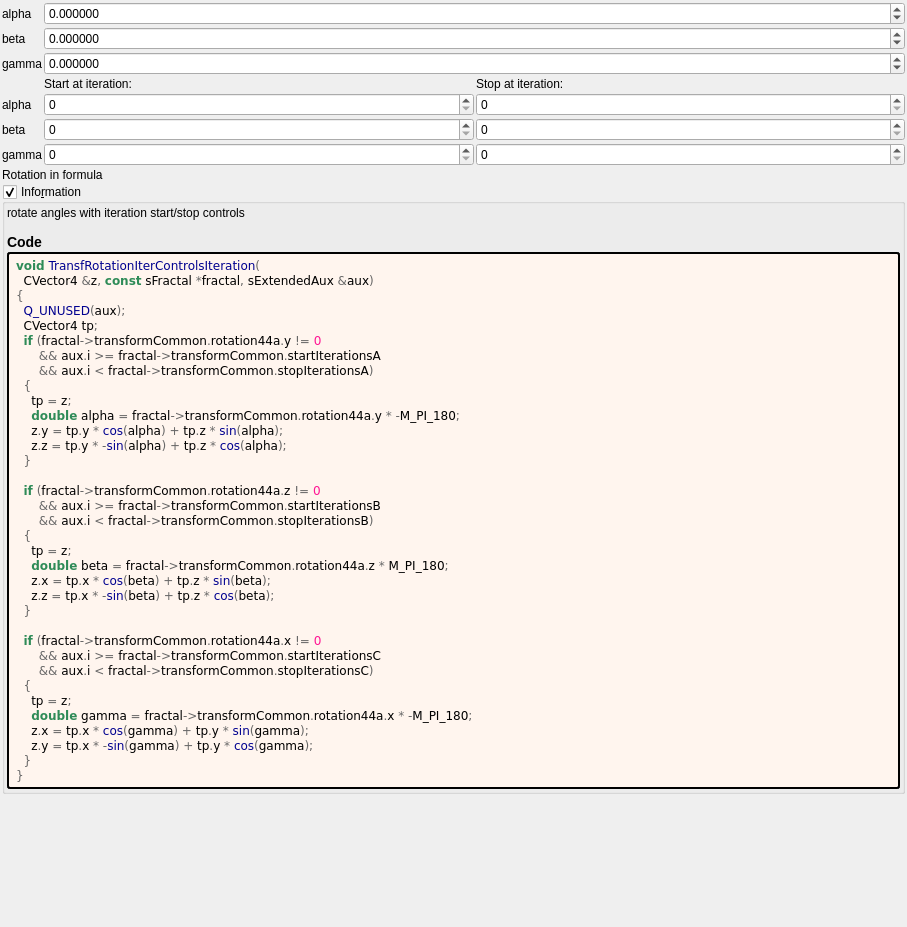
irinox-ctrl/mandelbulber2, file mandelbulber2/deploy/share/mandelbulber2/formula/ui/transf_rotation_iter_controls.ui: the form before one commit.
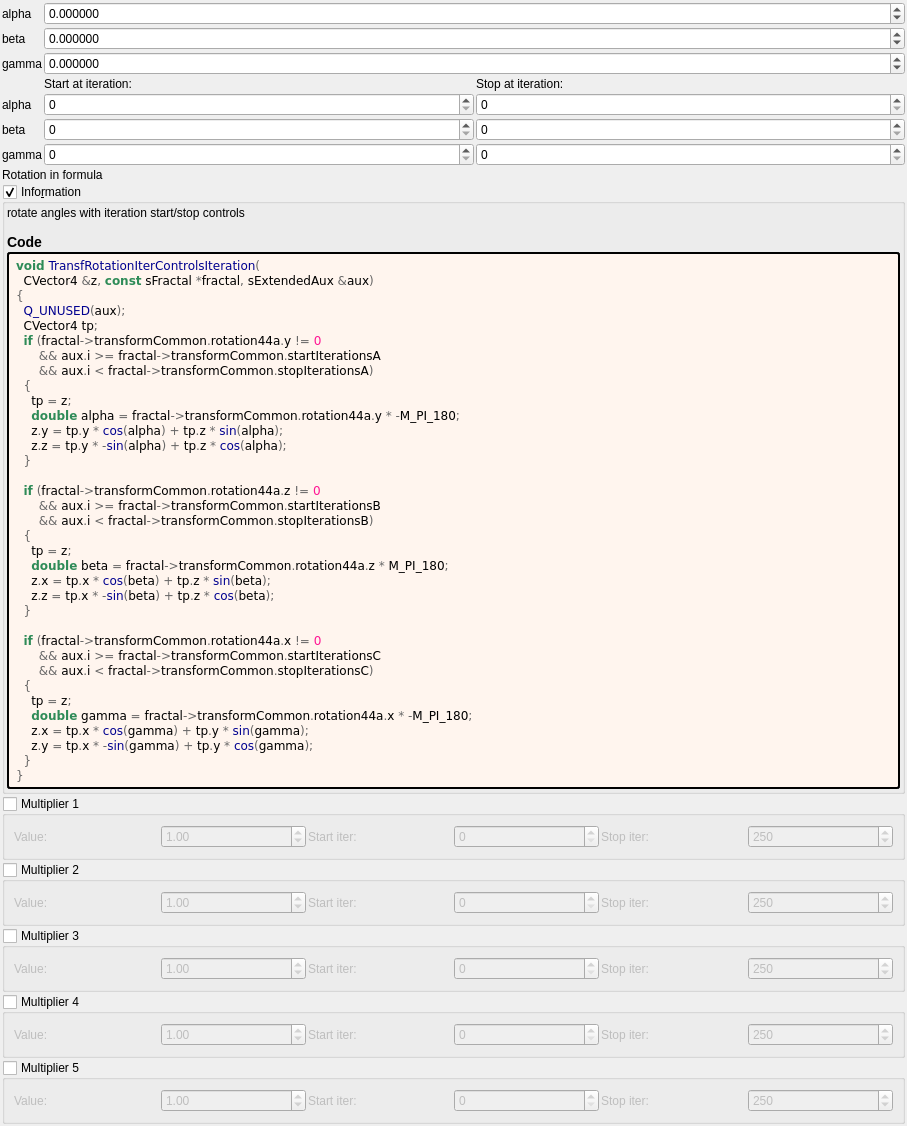
The form after the commit. Custom widgets are drawn as their Qt base class.

Commit message:
feat: add 5 general-purpose multipliers to all 1007 fractal formulas
Each multiplier has:
- Checkbox (OFF by default)
- Value spinbox (default 1.0, range -100 to 100)
- Iteration start/stop range

Logic: z *= value; DE *= |value|;

Uses existing transformCommon parameters:
- Checkboxes: functionEnabledBx/By/Bz/Bw/CzFalse
- Values: scale4/5/6/8/16
- Ranges: startIterationsB-F/stopIterationsB-F

Modified 1007 .cpp (CPU), 1006 .cl (GPU), 1023 .ui files.
Both source (formula/) and deploy (deploy/share/) copies updated.

Patch:
```diff
--- a/mandelbulber2/deploy/share/mandelbulber2/formula/ui/transf_rotation_iter_controls.ui
+++ b/mandelbulber2/deploy/share/mandelbulber2/formula/ui/transf_rotation_iter_controls.ui
@@ -369,6 +369,192 @@
      </layout>
     </widget>
    </item>
+   <item>
+    <widget class="MyGroupBox" name="groupCheck_transf_function_enabledBx_false">
+     <property name="title"><string>Multiplier 1</string></property>
+     <property name="checkable"><bool>true</bool></property>
+     <property name="checked"><bool>false</bool></property>
+     <layout class="QGridLayout" name="gridLayout_mult1">
+      <property name="spacing"><number>2</number></property>
+      <item row="0" column="0">
+       <widget class="QLabel"><property name="text"><string>Value:</string></property></widget>
+      </item>
+      <item row="0" column="1">
+       <widget class="MyDoubleSpinBox" name="spinbox_transf_scale_4">
+        <property name="minimum"><double>-100.0</double></property><property name="maximum"><double>100.0</double></property>
+        <property name="singleStep"><double>0.01</double></property><property name="value"><double>1.0</double></property>
+       </widget>
+      </item>
+      <item row="0" column="2">
+       <widget class="QLabel"><property name="text"><string>Start iter:</string></property></widget>
+      </item>
+      <item row="0" column="3">
+       <widget class="MySpinBox" name="spinboxInt_transf_start_iterations_B">
+        <property name="minimum"><number>0</number></property><property name="maximum"><number>10000</number></property>
+        <property name="value"><number>0</number></property>
+       </widget>
+      </item>
+      <item row="0" column="4">
+       <widget class="QLabel"><property name="text"><string>Stop iter:</string></property></widget>
+      </item>
+      <item row="0" column="5">
+       <widget class="MySpinBox" name="spinboxInt_transf_stop_iterations_B">
+        <property name="minimum"><number>0</number></property><property name="maximum"><number>10000</number></property>
+        <property name="value"><number>250</number></property>
+       </widget>
+      </item>
+     </layout>
+    </widget>
+   </item>
+   <item>
+    <widget class="MyGroupBox" name="groupCheck_transf_function_enabledBy_false">
+     <property name="title"><string>Multiplier 2</string></property>
+     <property name="checkable"><bool>true</bool></property>
+     <property name="checked"><bool>false</bool></property>
+     <layout class="QGridLayout" name="gridLayout_mult2">
+      <property name="spacing"><number>2</number></property>
+      <item row="0" column="0">
+       <widget class="QLabel"><property name="text"><string>Value:</string></property></widget>
+      </item>
+      <item row="0" column="1">
+       <widget class="MyDoubleSpinBox" name="spinbox_transf_scale_5">
+        <property name="minimum"><double>-100.0</double></property><property name="maximum"><double>100.0</double></property>
+        <property name="singleStep"><double>0.01</double></property><property name="value"><double>1.0</double></property>
+       </widget>
+      </item>
+      <item row="0" column="2">
+       <widget class="QLabel"><property name="text"><string>Start iter:</string></property></widget>
+      </item>
+      <item row="0" column="3">
+       <widget class="MySpinBox" name="spinboxInt_transf_start_iterations_C">
+        <property name="minimum"><number>0</number></property><property name="maximum"><number>10000</number></property>
+        <property name="value"><number>0</number></property>
+       </widget>
+      </item>
+      <item row="0" column="4">
+       <widget class="QLabel"><property name="text"><string>Stop iter:</string></property></widget>
+      </item>
+      <item row="0" column="5">
+       <widget class="MySpinBox" name="spinboxInt_transf_stop_iterations_C">
+        <property name="minimum"><number>0</number></property><property name="maximum"><number>10000</number></property>
+        <property name="value"><number>250</number></property>
+       </widget>
+      </item>
+     </layout>
+    </widget>
+   </item>
+   <item>
+    <widget class="MyGroupBox" name="groupCheck_transf_function_enabledBz_false">
+     <property name="title"><string>Multiplier 3</string></property>
+     <property name="checkable"><bool>true</bool></property>
+     <property name="checked"><bool>false</bool></property>
+     <layout class="QGridLayout" name="gridLayout_mult3">
+      <property name="spacing"><number>2</number></property>
+      <item row="0" column="0">
+       <widget class="QLabel"><property name="text"><string>Value:</string></property></widget>
+      </item>
+      <item row="0" column="1">
+       <widget class="MyDoubleSpinBox" name="spinbox_transf_scale_6">
+        <property name="minimum"><double>-100.0</double></property><property name="maximum"><double>100.0</double></property>
+        <property name="singleStep"><double>0.01</double></property><property name="value"><double>1.0</double></property>
+       </widget>
+      </item>
+      <item row="0" column="2">
+       <widget class="QLabel"><property name="text"><string>Start iter:</string></property></widget>
+      </item>
+      <item row="0" column="3">
+       <widget class="MySpinBox" name="spinboxInt_transf_start_iterations_D">
+        <property name="minimum"><number>0</number></property><property name="maximum"><number>10000</number></property>
+        <property name="value"><number>0</number></property>
+       </widget>
+      </item>
+      <item row="0" column="4">
+       <widget class="QLabel"><property name="text"><string>Stop iter:</string></property></widget>
+      </item>
+      <item row="0" column="5">
+       <widget class="MySpinBox" name="spinboxInt_transf_stop_iterations_D">
+        <property name="minimum"><number>0</number></property><property name="maximum"><number>10000</number></property>
+        <property name="value"><number>250</number></property>
+       </widget>
+      </item>
+     </layout>
+    </widget>
+   </item>
+   <item>
+    <widget class="MyGroupBox" name="groupCheck_transf_function_enabledBw_false">
+     <property name="title"><string>Multiplier 4</string></property>
+     <property name="checkable"><bool>true</bool></property>
+     <property name="checked"><bool>false</bool></property>
+     <layout class="QGridLayout" name="gridLayout_mult4">
+      <property name="spacing"><number>2</number></property>
+      <item row="0" column="0">
+       <widget class="QLabel"><property name="text"><string>Value:</string></property></widget>
+      </item>
+      <item row="0" column="1">
+       <widget class="MyDoubleSpinBox" name="spinbox_transf_scale_8">
+        <property name="minimum"><double>-100.0</double></property><property name="maximum"><double>100.0</double></property>
+        <property name="singleStep"><double>0.01</double></property><property name="value"><double>1.0</double></property>
+       </widget>
+      </item>
+      <item row="0" column="2">
+       <widget class="QLabel"><property name="text"><string>Start iter:</string></property></widget>
+      </item>
+      <item row="0" column="3">
+       <widget class="MySpinBox" name="spinboxInt_transf_start_iterations_E">
+        <property name="minimum"><number>0</number></property><property name="maximum"><number>10000</number></property>
+        <property name="value"><number>0</number></property>
+       </widget>
+      </item>
+      <item row="0" column="4">
+       <widget class="QLabel"><property name="text"><string>Stop iter:</string></property></widget>
+      </item>
+      <item row="0" column="5">
+       <widget class="MySpinBox" name="spinboxInt_transf_stop_iterations_E">
+        <property name="minimum"><number>0</number></property><property name="maximum"><number>10000</number></property>
+        <property name="value"><number>250</number></property>
+       </widget>
+      </item>
+     </layout>
+    </widget>
+   </item>
+   <item>
+    <widget class="MyGroupBox" name="groupCheck_transf_function_enabledCz_false">
+     <property name="title"><string>Multiplier 5</string></property>
+     <property name="checkable"><bool>true</bool></property>
+     <property name="checked"><bool>false</bool></property>
+     <layout class="QGridLayout" name="gridLayout_mult5">
+      <property name="spacing"><number>2</number></property>
+      <item row="0" column="0">
+       <widget class="QLabel"><property name="text"><string>Value:</string></property></widget>
+      </item>
+      <item row="0" column="1">
+       <widget class="MyDoubleSpinBox" name="spinbox_transf_scale_16">
+        <property name="minimum"><double>-100.0</double></property><property name="maximum"><double>100.0</double></property>
+        <property name="singleStep"><double>0.01</double></property><property name="value"><double>1.0</double></property>
+       </widget>
+      </item>
+      <item row="0" column="2">
+       <widget class="QLabel"><property name="text"><string>Start iter:</string></property></widget>
+      </item>
+      <item row="0" column="3">
+       <widget class="MySpinBox" name="spinboxInt_transf_start_iterations_F">
+        <property name="minimum"><number>0</number></property><property name="maximum"><number>10000</number></property>
+        <property name="value"><number>0</number></property>
+       </widget>
+      </item>
+      <item row="0" column="4">
+       <widget class="QLabel"><property name="text"><string>Stop iter:</string></property></widget>
+      </item>
+      <item row="0" column="5">
+       <widget class="MySpinBox" name="spinboxInt_transf_stop_iterations_F">
+        <property name="minimum"><number>0</number></property><property name="maximum"><number>10000</number></property>
+        <property name="value"><number>250</number></property>
+       </widget>
+      </item>
+     </layout>
+    </widget>
+   </item>
+
    <item>
     <spacer name="verticalSpacer">
      <property name="orientation">
```
The commit also changes 3972 other files.
